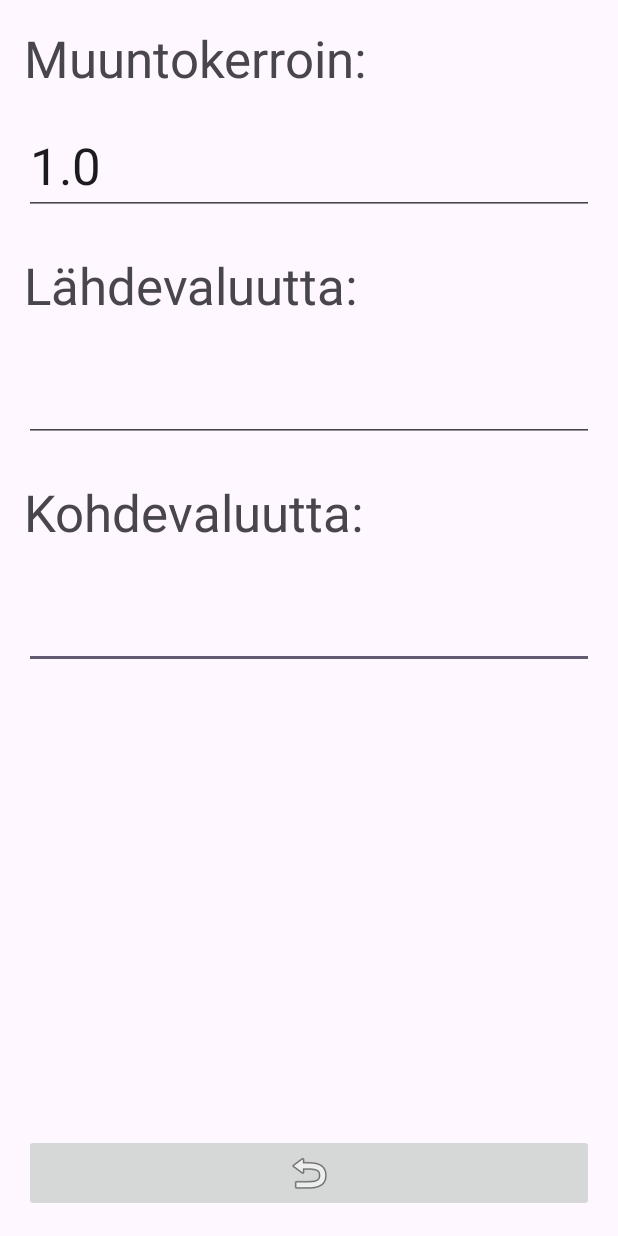
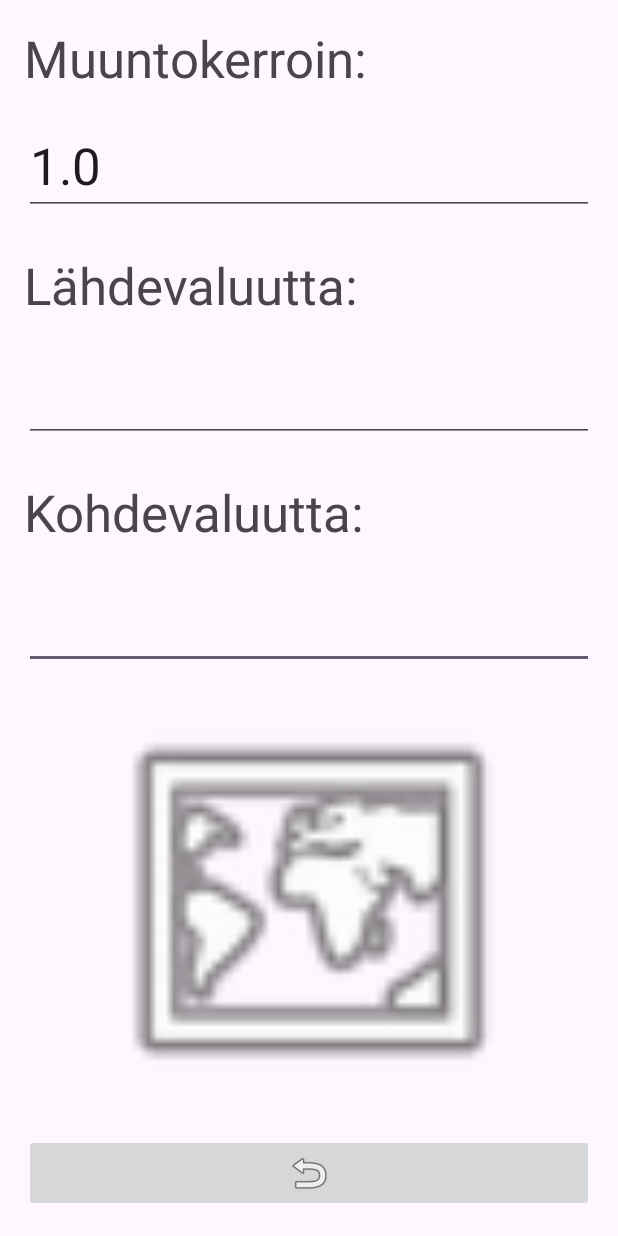
Before and after one commit to ArtoLaitinen/tamk-android-basics, an Android app: the ConverterSettingsActivity screen opened directly, with no data from a screen before it, on a phone screen of 412 x 824 dp. Run offline under Robolectric (Android 15) with nearby library versions, the phone set to English and light mode, and no system bars.

Commit message:
add imageView to settings screen

```diff
--- a/viikko2/valuuttamunnin/app/src/main/res/layout/activity_converter_settings.xml
+++ b/viikko2/valuuttamunnin/app/src/main/res/layout/activity_converter_settings.xml
@@ -101,4 +101,18 @@
         app:layout_constraintStart_toStartOf="parent"
         app:srcCompat="@android:drawable/ic_menu_revert" />
 
+    <ImageView
+        android:id="@+id/imageView"
+        android:layout_width="0dp"
+        android:layout_height="0dp"
+        android:layout_marginStart="16dp"
+        android:layout_marginTop="16dp"
+        android:layout_marginEnd="16dp"
+        android:layout_marginBottom="16dp"
+        app:layout_constraintBottom_toTopOf="@+id/backButton"
+        app:layout_constraintEnd_toEndOf="parent"
+        app:layout_constraintStart_toStartOf="parent"
+        app:layout_constraintTop_toBottomOf="@+id/destinationCurrencyEdit"
+        app:srcCompat="@android:drawable/ic_menu_mapmode" />
+
 </androidx.constraintlayout.widget.ConstraintLayout>
```
